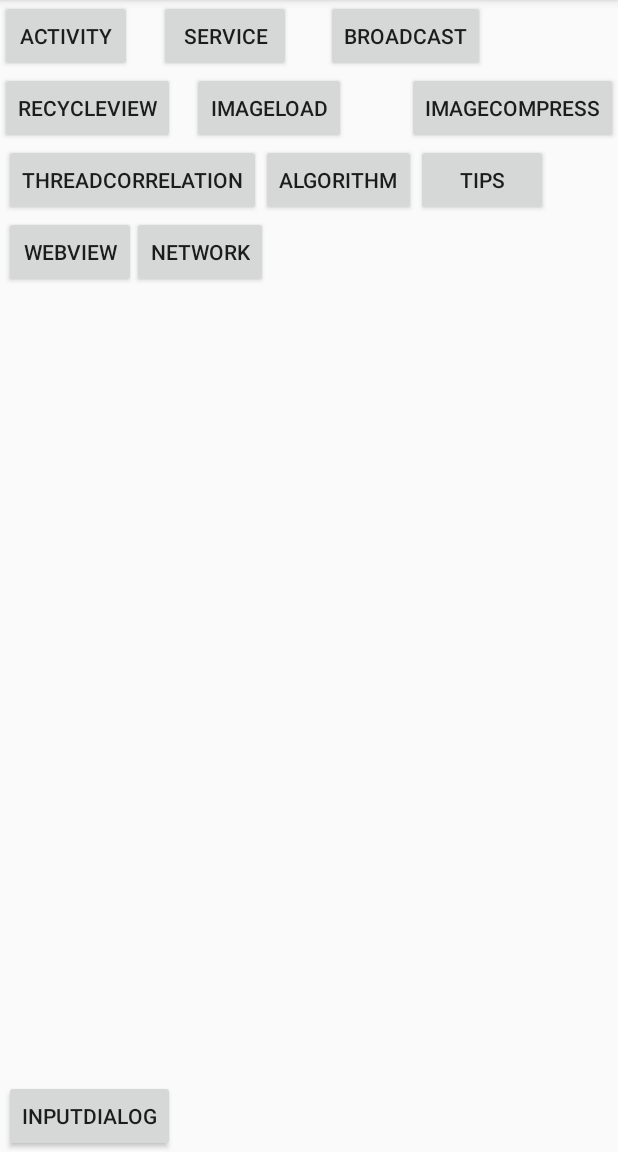
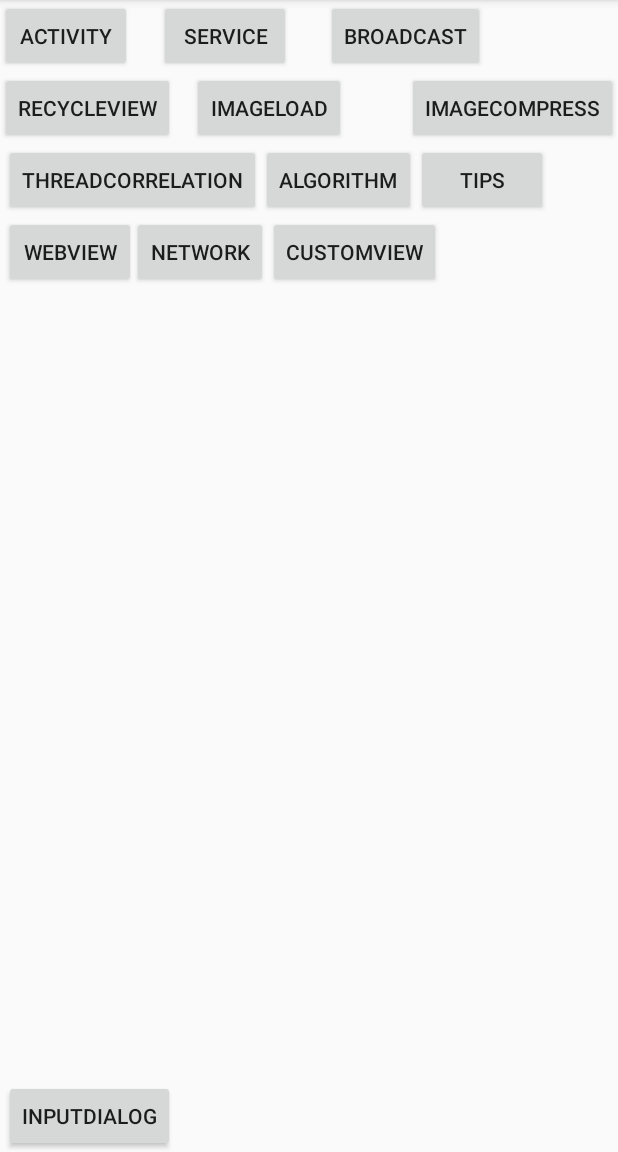
Before and after one commit to gx0609m/AndroidDemo, an Android app: the screen it shows after launch (MainActivity), on a phone screen of 412 x 824 dp, the part 84-1236 px from its top. Run offline under Robolectric (Android 15) with nearby library versions, the phone set to English and light mode, and no system bars; libraries missing offline, so code that uses them is left out: com.facebook.drawee; 1 statement that could not run was skipped.

Commit message:
LayoutInflater

```diff
--- a/app/src/main/AndroidManifest.xml
+++ b/app/src/main/AndroidManifest.xml
@@ -67,6 +67,7 @@
 
         <!-- 自定义View相关 -->
         <activity android:name=".customview.CustomViewLearningActivity" />
+        <activity android:name=".customview.LayoutInflater.LayoutInflaterLearningActivity" />
 
         <!-- WebView相关 -->
         <activity android:name=".webview.WebViewLearningActivity" />
--- a/app/src/main/java/com/example/administrator/androiddemo/MainActivity.java
+++ b/app/src/main/java/com/example/administrator/androiddemo/MainActivity.java
@@ -14,6 +14,7 @@ import android.widget.Toast;
 import com.example.administrator.androiddemo.activity.ActivityLearningActivity;
 import com.example.administrator.androiddemo.algorithm.SortLearningActivity;
 import com.example.administrator.androiddemo.broadcast.BroadcastLearningActivity;
+import com.example.administrator.androiddemo.customview.CustomViewLearningActivity;
 import com.example.administrator.androiddemo.imagecompress.ImageCompressLearningActivity;
 import com.example.administrator.androiddemo.imageload.ImageLoadLearningActivity;
 import com.example.administrator.androiddemo.network.NetworkLearningActivity;
@@ -38,6 +39,7 @@ public class MainActivity extends AppCompatActivity implements View.OnClickListe
     private Button webView;
     private Button tips;
     private Button network;
+    private Button customView;
 
     @Override
     protected void onCreate(Bundle savedInstanceState) {
@@ -96,6 +98,10 @@ public class MainActivity extends AppCompatActivity implements View.OnClickListe
                 break;
             case R.id.network:
                 intent = new Intent(MainActivity.this, NetworkLearningActivity.class);
+                startActivity(intent);
+                break;
+            case R.id.customView:
+                intent = new Intent(MainActivity.this, CustomViewLearningActivity.class);
                 startActivity(intent);
                 break;
         }
@@ -166,5 +172,8 @@ public class MainActivity extends AppCompatActivity implements View.OnClickListe
 
         network = (Button) findViewById(R.id.network);
         network.setOnClickListener(this);
+
+        customView = (Button) findViewById(R.id.customView);
+        customView.setOnClickListener(this);
     }
 }
--- a/app/src/main/res/layout/activity_main.xml
+++ b/app/src/main/res/layout/activity_main.xml
@@ -9,116 +9,126 @@
         android:id="@+id/activity"
         android:layout_width="wrap_content"
         android:layout_height="wrap_content"
-        android:text="Activity"
+        android:layout_alignParentLeft="true"
+        android:layout_alignParentStart="true"
         android:layout_alignParentTop="true"
-        android:layout_alignParentLeft="true"
-        android:layout_alignParentStart="true" />
+        android:text="Activity" />
 
     <Button
         android:id="@+id/service"
         android:layout_width="wrap_content"
         android:layout_height="wrap_content"
-        android:text="Service"
+        android:layout_alignBaseline="@+id/activity"
+        android:layout_alignBottom="@+id/activity"
         android:layout_marginLeft="18dp"
         android:layout_marginStart="18dp"
-        android:layout_alignBaseline="@+id/activity"
-        android:layout_alignBottom="@+id/activity"
+        android:layout_toEndOf="@+id/activity"
         android:layout_toRightOf="@+id/activity"
-        android:layout_toEndOf="@+id/activity" />
+        android:text="Service" />
 
     <Button
         android:id="@+id/broadCast"
         android:layout_width="wrap_content"
         android:layout_height="wrap_content"
-        android:text="BroadCast"
         android:layout_alignParentTop="true"
+        android:layout_marginLeft="23dp"
+        android:layout_marginStart="23dp"
+        android:layout_toEndOf="@+id/service"
         android:layout_toRightOf="@+id/service"
-        android:layout_toEndOf="@+id/service"
-        android:layout_marginLeft="23dp"
-        android:layout_marginStart="23dp" />
+        android:text="BroadCast" />
 
     <Button
         android:id="@+id/recycleview"
         android:layout_width="wrap_content"
         android:layout_height="wrap_content"
-        android:text="RecycleView"
+        android:layout_alignParentLeft="true"
+        android:layout_alignParentStart="true"
         android:layout_below="@+id/activity"
-        android:layout_alignParentLeft="true"
-        android:layout_alignParentStart="true" />
+        android:text="RecycleView" />
 
     <Button
         android:id="@+id/imageload"
         android:layout_width="wrap_content"
         android:layout_height="wrap_content"
-        android:text="ImageLoad"
         android:layout_below="@+id/service"
+        android:layout_marginLeft="11dp"
+        android:layout_marginStart="11dp"
+        android:layout_toEndOf="@+id/recycleview"
         android:layout_toRightOf="@+id/recycleview"
-        android:layout_toEndOf="@+id/recycleview"
-        android:layout_marginLeft="11dp"
-        android:layout_marginStart="11dp" />
+        android:text="ImageLoad" />
 
     <Button
         android:id="@+id/inputDialog"
         android:layout_width="wrap_content"
         android:layout_height="wrap_content"
-        android:text="InputDialog"
+        android:layout_alignEnd="@+id/recycleview"
         android:layout_alignParentBottom="true"
         android:layout_alignRight="@+id/recycleview"
-        android:layout_alignEnd="@+id/recycleview" />
+        android:text="InputDialog" />
 
     <Button
         android:id="@+id/imageCompress"
         android:layout_width="wrap_content"
         android:layout_height="wrap_content"
-        android:text="ImageCompress"
+        android:layout_alignParentEnd="true"
+        android:layout_alignParentRight="true"
         android:layout_below="@+id/broadCast"
-        android:layout_alignParentRight="true"
-        android:layout_alignParentEnd="true" />
+        android:text="ImageCompress" />
 
     <Button
         android:id="@+id/threadCorrelation"
         android:layout_width="wrap_content"
         android:layout_height="wrap_content"
-        android:text="ThreadCorrelation"
+        android:layout_alignLeft="@+id/inputDialog"
+        android:layout_alignStart="@+id/inputDialog"
         android:layout_below="@+id/recycleview"
-        android:layout_alignLeft="@+id/inputDialog"
-        android:layout_alignStart="@+id/inputDialog" />
+        android:text="ThreadCorrelation" />
 
     <Button
         android:id="@+id/algorithm"
         android:layout_width="wrap_content"
         android:layout_height="wrap_content"
-        android:text="Algorithm"
         android:layout_below="@+id/imageload"
+        android:layout_toEndOf="@+id/threadCorrelation"
         android:layout_toRightOf="@+id/threadCorrelation"
-        android:layout_toEndOf="@+id/threadCorrelation" />
+        android:text="Algorithm" />
 
     <Button
         android:id="@+id/webView"
         android:layout_width="wrap_content"
         android:layout_height="wrap_content"
-        android:text="WebView"
+        android:layout_alignLeft="@+id/threadCorrelation"
+        android:layout_alignStart="@+id/threadCorrelation"
         android:layout_below="@+id/threadCorrelation"
-        android:layout_alignLeft="@+id/threadCorrelation"
-        android:layout_alignStart="@+id/threadCorrelation" />
+        android:text="WebView" />
 
     <Button
         android:id="@+id/tips"
         android:layout_width="wrap_content"
         android:layout_height="wrap_content"
-        android:text="Tips"
         android:layout_below="@+id/imageCompress"
+        android:layout_toEndOf="@+id/algorithm"
         android:layout_toRightOf="@+id/algorithm"
-        android:layout_toEndOf="@+id/algorithm" />
+        android:text="Tips" />
 
     <Button
         android:id="@+id/network"
         android:layout_width="wrap_content"
         android:layout_height="wrap_content"
-        android:text="Network"
         android:layout_alignBaseline="@+id/webView"
         android:layout_alignBottom="@+id/webView"
+        android:layout_toEndOf="@+id/activity"
         android:layout_toRightOf="@+id/activity"
-        android:layout_toEndOf="@+id/activity" />
+        android:text="Network" />
+
+    <Button
+        android:id="@+id/customView"
+        android:layout_width="wrap_content"
+        android:layout_height="wrap_content"
+        android:text="CustomView"
+        android:layout_alignBaseline="@+id/network"
+        android:layout_alignBottom="@+id/network"
+        android:layout_toRightOf="@+id/network"
+        android:layout_toEndOf="@+id/network" />
 
 </RelativeLayout>
```
Also changed, not shown: app/src/main/java/com/example/administrator/androiddemo/customview/CustomViewLearningActivity.java (+24 -2 lines), app/src/main/java/com/example/administrator/androiddemo/customview/LayoutInflater/LayoutInflaterLearningActivity.java (added, +127 -0 lines), app/src/main/res/layout/activity_custom_view_learning.xml (+8 -1 lines), app/src/main/res/layout/activity_layoutinflater_learning.xml (added, +8 -0 lines), app/src/main/res/layout/inflater_layout.xml (added, +18 -0 lines), 1 other file.
